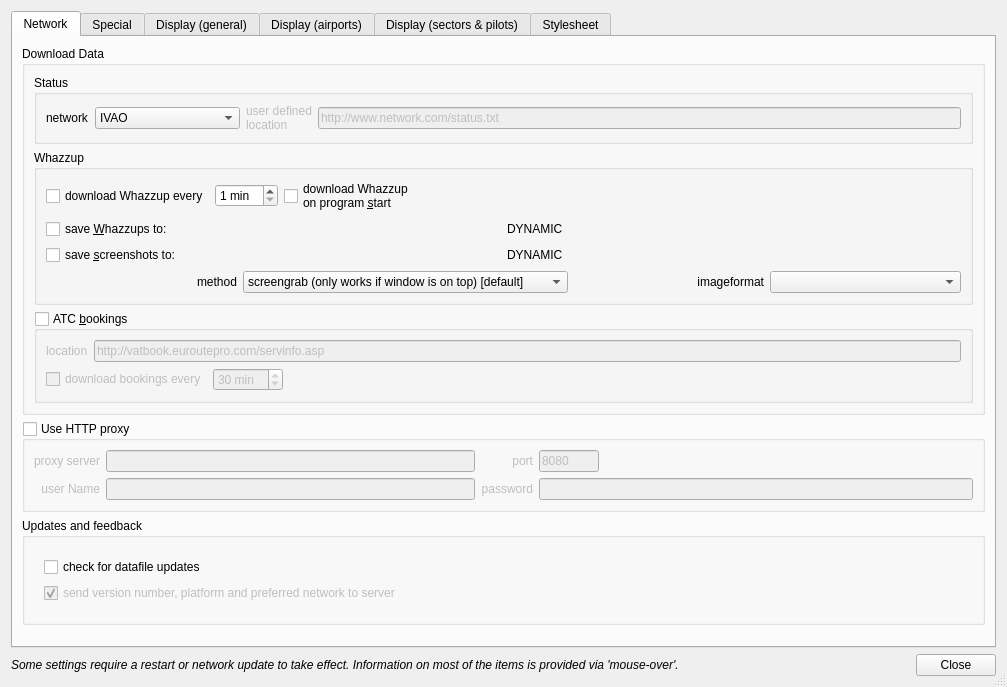
Above: src/PreferencesDialog.ui from qutescoop/qutescoop before the change. Below: the same form after it.
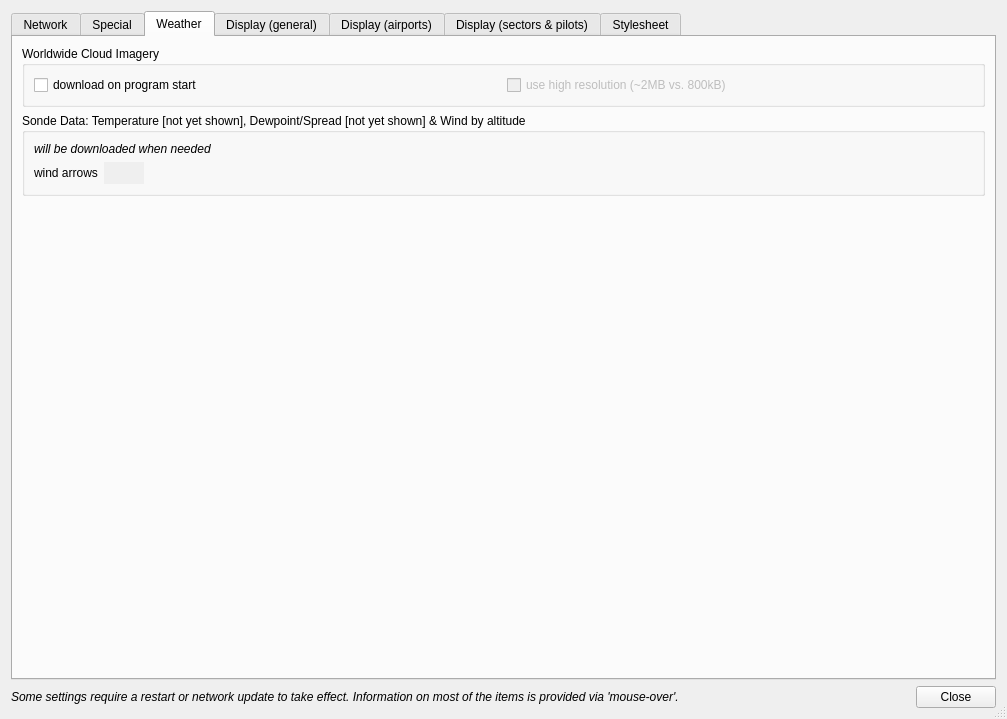
That is the form after the change. The open tabs and pages were chosen to show the change. Icons and pictures are not drawn.

Commit message: TODO (this is why this is beta):   * any class itself should be responsible for its needed data. Moved the     check methods inside the using classes (were mostly in Launcher.cpp).     This allows more flexible use of functionality in other places   * needs thorough testing

Patch:
```diff
--- a/src/PreferencesDialog.ui
+++ b/src/PreferencesDialog.ui
@@ -7,7 +7,7 @@
     <x>0</x>
     <y>0</y>
     <width>1007</width>
-    <height>687</height>
+    <height>719</height>
    </rect>
   </property>
   <property name="windowTitle">
@@ -116,7 +116,7 @@
                <item>
                 <widget class="QCheckBox" name="cbDownloadPeriodically">
                  <property name="text">
-                  <string>download Whazzup every</string>
+                  <string>re-download each</string>
                  </property>
                 </widget>
                </item>
@@ -133,7 +133,7 @@
                <item>
                 <widget class="QCheckBox" name="cbDownloadOnStartup">
                  <property name="text">
-                  <string>download Whazzup 
+                  <string>download  
 on program &amp;start</string>
                  </property>
                 </widget>
@@ -161,7 +161,7 @@
                   <string>Saves downloaded status data to /downloaded. Can be used to record whole evenings. Replay with Time Warp and &quot;use downloaded&quot;.</string>
                  </property>
                  <property name="text">
-                  <string>save &amp;Whazzups to:</string>
+                  <string>save &amp;Whazzups and Bookings to:</string>
                  </property>
                 </widget>
                </item>
@@ -300,7 +300,7 @@
                   <string>first time downloaded when needed the first time.</string>
                  </property>
                  <property name="text">
-                  <string>download bookings every</string>
+                  <string>re-download each</string>
                  </property>
                 </widget>
                </item>
@@ -966,7 +966,115 @@
        </item>
       </layout>
      </widget>
-     <widget class="QWidget" name="display1Tab">
+     <widget class="QWidget" name="tabWeather">
+      <attribute name="title">
+       <string>Weather</string>
+      </attribute>
+      <layout class="QVBoxLayout" name="verticalLayout_17">
+       <item>
+        <widget class="QGroupBox" name="groupBox_5">
+         <property name="title">
+          <string>Worldwide Cloud Imagery</string>
+         </property>
+         <layout class="QHBoxLayout" name="horizontalLayout_16">
+          <item>
+           <widget class="QCheckBox" name="cbDownloadClouds">
+            <property name="toolTip">
+             <string>download a cloudlayer from the world </string>
+            </property>
+            <property name="text">
+             <string>download on program start</string>
+            </property>
+           </widget>
+          </item>
+          <item>
+           <widget class="QCheckBox" name="cbUseHighResClouds">
+            <property name="enabled">
+             <bool>false</bool>
+            </property>
+            <property name="toolTip">
+             <string>use images with 4096px instead of 2048px</string>
+            </property>
+            <property name="text">
+             <string>use high resolution (~2MB vs. 800kB)</string>
+            </property>
+            <property name="checkable">
+             <bool>true</bool>
+            </property>
+           </widget>
+          </item>
+         </layout>
+        </widget>
+       </item>
+       <item>
+        <widget class="QGroupBox" name="groupBox_6">
+         <property name="title">
+          <string>Sonde Data: Temperature [not yet shown], Dewpoint/Spread [not yet shown] &amp;&amp; Wind by altitude</string>
+         </property>
+         <layout class="QVBoxLayout" name="verticalLayout_16">
+          <item>
+           <widget class="QLabel" name="label_42">
+            <property name="text">
+             <string>&lt;i&gt;will be downloaded when needed&lt;/i&gt;</string>
+            </property>
+           </widget>
+          </item>
+          <item>
+           <layout class="QHBoxLayout" name="horizontalLayout_17">
+            <item>
+             <widget class="QLabel" name="label_40">
+              <property name="text">
+               <string>wind arrows</string>
+              </property>
+             </widget>
+            </item>
+            <item>
+             <widget class="QPushButton" name="pbUpperWindColor">
+              <property name="toolTip">
+               <string>default color of the windflags</string>
+              </property>
+              <property name="autoFillBackground">
+               <bool>true</bool>
+              </property>
+              <property name="flat">
+               <bool>true</bool>
+              </property>
+             </widget>
+            </item>
+            <item>
+             <spacer name="horizontalSpacer_21">
+              <property name="orientation">
+               <enum>Qt::Horizontal</enum>
+              </property>
+              <property name="sizeHint" stdset="0">
+               <size>
+                <width>40</width>
+                <height>20</height>
+               </size>
+              </property>
+             </spacer>
+            </item>
+           </layout>
+          </item>
+         </layout>
+        </widget>
+       </item>
+       <item>
+        <spacer name="verticalSpacer_4">
+         <property name="orientation">
+          <enum>Qt::Vertical</enum>
+         </property>
+         <property name="sizeHint" stdset="0">
+          <size>
+           <width>20</width>
+           <height>454</height>
+          </size>
+         </property>
+        </spacer>
+       </item>
+      </layout>
+     </widget>
+     <widget class="QWidget" name="tabDisp1">
       <attribute name="title">
        <string>Display (general)</string>
       </attribute>
@@ -1343,26 +1451,6 @@
                  </property>
                 </widget>
                </item>
-               <item row="6" column="0">
-                <widget class="QLabel" name="label_40">
-                 <property name="text">
-                  <string>upper wind color</string>
-                 </property>
-                </widget>
-               </item>
-               <item row="6" column="1">
-                <widget class="QPushButton" name="pbUpperWindColor">
-                 <property name="toolTip">
-                  <string>default color of the windflags</string>
-                 </property>
-                 <property name="autoFillBackground">
-                  <bool>true</bool>
-                 </property>
-                 <property name="flat">
-                  <bool>true</bool>
-                 </property>
-                </widget>
-               </item>
               </layout>
              </widget>
             </item>
@@ -1516,45 +1604,6 @@
             </item>
            </layout>
           </item>
-          <item>
-           <widget class="QGroupBox" name="groupBox_5">
-            <property name="title">
-             <string>Clouds</string>
-            </property>
-            <layout class="QVBoxLayout" name="verticalLayout_17">
-             <item>
-              <layout class="QHBoxLayout" name="horizontalLayout_16">
-               <item>
-                <widget class="QCheckBox" name="cbDownloadClouds">
-                 <property name="toolTip">
-                  <string>download a cloudlayer from the world </string>
-                 </property>
-                 <property name="text">
-                  <string>download cloudlayer on startup</string>
-                 </property>
-                </widget>
-               </item>
-               <item>
-                <widget class="QCheckBox" name="cbUseHighResClouds">
-                 <property name="enabled">
-                  <bool>false</bool>
-                 </property>
-                 <property name="toolTip">
-                  <string>use images with 4096px instead of 2048px</string>
-                 </property>
-                 <property name="text">
-                  <string>use high resolution clouds</string>
-                 </property>
-                 <property name="checkable">
-                  <bool>true</bool>
-                 </property>
-                </widget>
-               </item>
-              </layout>
-             </item>
-            </layout>
-           </widget>
-          </item>
           <item>
            <layout class="QHBoxLayout" name="horizontalLayout_5">
             <item>
```
Left out of the diff: 28 changed lines with no effect on the pictures. The commit also changes 113 other files.
